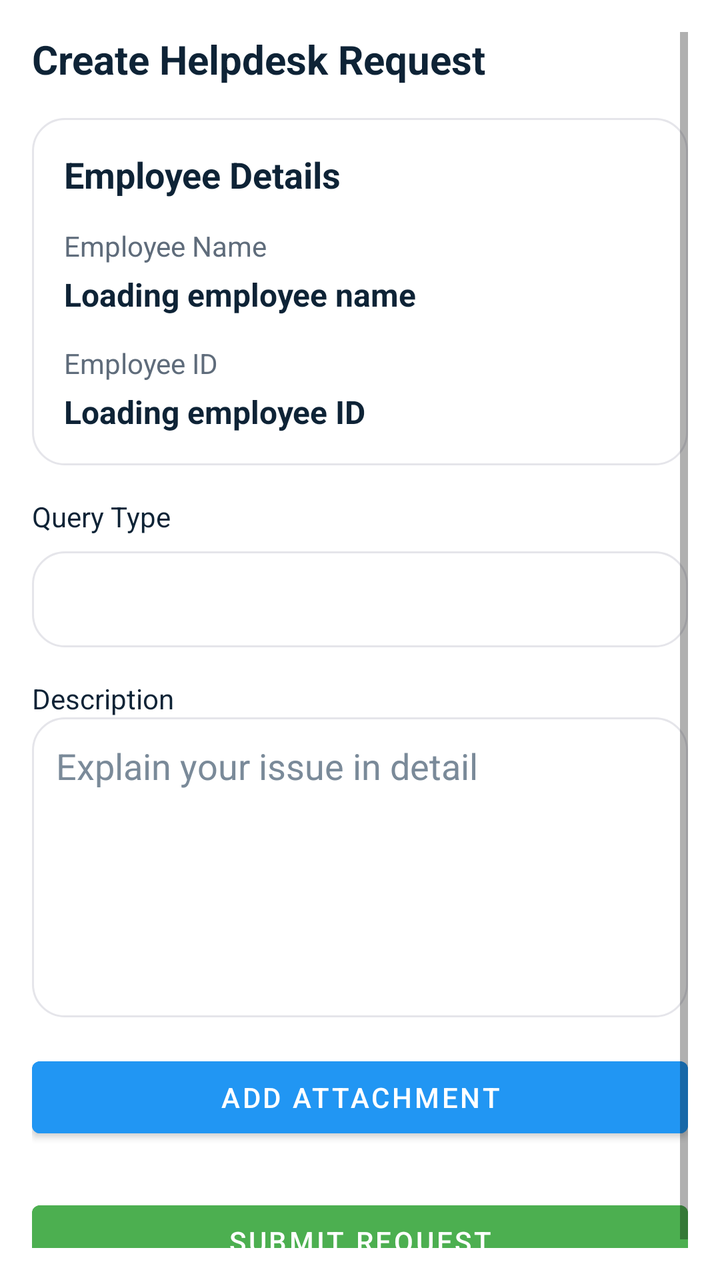
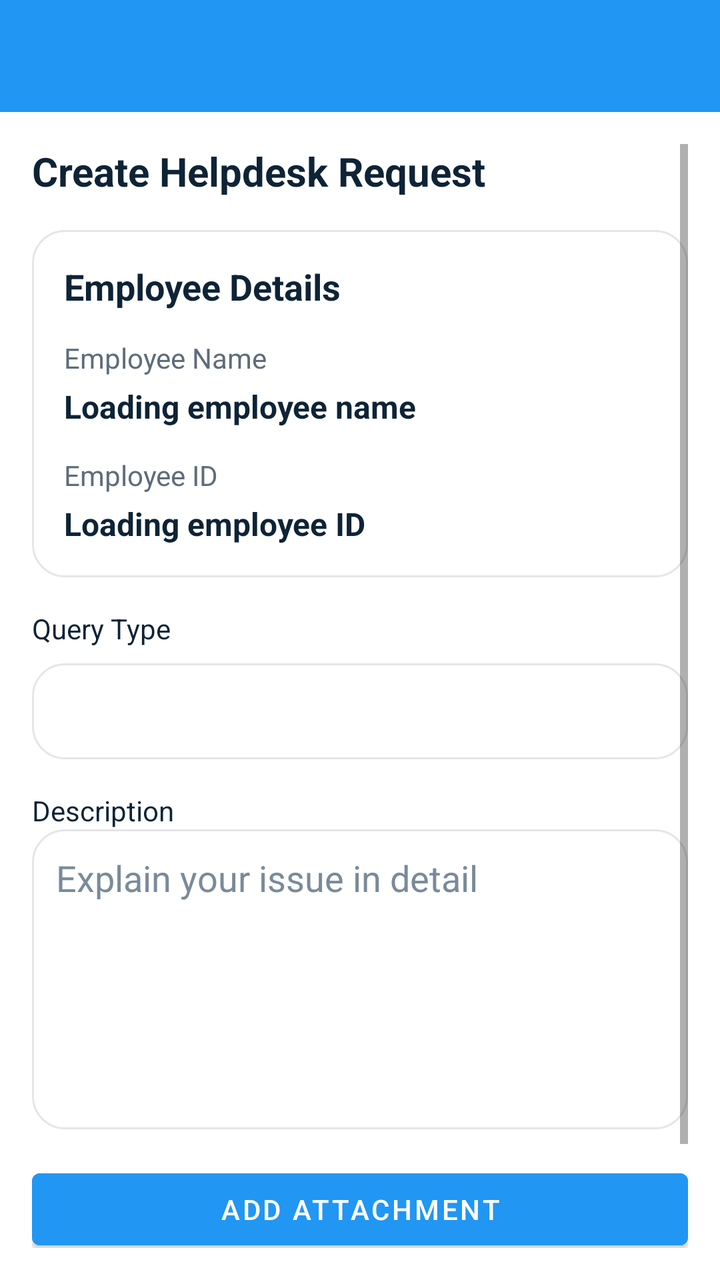

The first picture is an Android layout as it rendered before a commit; the second is the same layout after the commit. The layout source and the unified diff follow.
<!-- AndroidManifest.xml: application theme Theme.YatriApp -->
<!-- res/layout/activity_create_helpdesk_request.xml -->
<?xml version="1.0" encoding="utf-8"?>
<ScrollView xmlns:android="http://schemas.android.com/apk/res/android"
    android:layout_width="match_parent"
    android:layout_height="match_parent"
    android:background="@color/background"
    android:padding="16dp">

    <LinearLayout
        android:layout_width="match_parent"
        android:layout_height="wrap_content"
        android:orientation="vertical">

        <TextView
            android:layout_width="match_parent"
            android:layout_height="wrap_content"
            android:text="@string/create_helpdesk_request"
            android:textColor="@color/text_primary"
            android:textSize="20sp"
            android:textStyle="bold"
            android:layout_marginBottom="16dp" />

        <LinearLayout
            android:layout_width="match_parent"
            android:layout_height="wrap_content"
            android:layout_marginBottom="16dp"
            android:background="@drawable/bg_card"
            android:orientation="vertical"
            android:padding="16dp">

            <TextView
                android:layout_width="match_parent"
                android:layout_height="wrap_content"
                android:text="@string/employee_details"
                android:textColor="@color/text_primary"
                android:textSize="18sp"
                android:textStyle="bold" />

            <TextView
                android:layout_width="match_parent"
                android:layout_height="wrap_content"
                android:layout_marginTop="14dp"
                android:text="@string/employee_name"
                android:textColor="@color/text_label" />

            <TextView
                android:id="@+id/tvEmployeeName"
                android:layout_width="match_parent"
                android:layout_height="wrap_content"
                android:layout_marginTop="4dp"
                android:text="@string/loading_employee_name"
                android:textColor="@color/text_primary"
                android:textSize="16sp"
                android:textStyle="bold" />

            <TextView
                android:layout_width="match_parent"
                android:layout_height="wrap_content"
                android:layout_marginTop="14dp"
                android:text="@string/employee_id"
                android:textColor="@color/text_label" />

            <TextView
                android:id="@+id/tvEmployeeId"
                android:layout_width="match_parent"
                android:layout_height="wrap_content"
                android:layout_marginTop="4dp"
                android:text="@string/loading_employee_id"
                android:textColor="@color/text_primary"
                android:textSize="16sp"
                android:textStyle="bold" />
        </LinearLayout>

        <TextView
            android:layout_width="match_parent"
            android:layout_height="wrap_content"
            android:text="@string/query_type"
            android:textColor="@color/text_primary" />

        <Spinner
            android:id="@+id/spinnerQueryType"
            android:layout_width="match_parent"
            android:layout_height="48dp"
            android:layout_marginTop="8dp"
            android:background="@drawable/bg_card"
            android:padding="8dp"
            android:popupBackground="@color/card_bg" />

        <TextView
            android:layout_width="match_parent"
            android:layout_height="wrap_content"
            android:text="@string/description"
            android:textColor="@color/text_primary"
            android:layout_marginTop="16dp" />

        <EditText
            android:id="@+id/etDescription"
            android:layout_width="match_parent"
            android:layout_height="150dp"
            android:background="@drawable/bg_card"
            android:gravity="top"
            android:padding="12dp"
            android:hint="Explain your issue in detail"
            android:textColor="@color/text_primary"
            android:textColorHint="@color/text_secondary"
            android:inputType="textMultiLine" />

        <Button
            android:id="@+id/btnAttachFile"
            android:layout_width="match_parent"
            android:layout_height="48dp"
            android:text="Add Attachment"
            android:layout_marginTop="16dp"
            android:backgroundTint="@color/blue_500"
            android:textColor="@android:color/white" />

        <LinearLayout
            android:layout_width="match_parent"
            android:layout_height="wrap_content"
            android:orientation="horizontal"
            android:gravity="center_vertical"
            android:layout_marginTop="12dp"
            android:visibility="gone"
            android:id="@+id/attachmentRow">

            <TextView
                android:id="@+id/tvAttachmentName"
                android:layout_width="0dp"
                android:layout_height="wrap_content"
                android:layout_weight="1"
                android:textColor="@color/text_primary" />

            <ImageButton
                android:id="@+id/btnRemoveAttachment"
                android:layout_width="wrap_content"
                android:layout_height="wrap_content"
                android:src="@android:drawable/ic_menu_close_clear_cancel"
                android:background="?attr/selectableItemBackgroundBorderless"
                android:tint="@color/text_secondary"
                android:contentDescription="@string/remove_attachment" />
        </LinearLayout>

        <Button
            android:id="@+id/btnSubmitRequest"
            android:layout_width="match_parent"
            android:layout_height="48dp"
            android:text="Submit Request"
            android:layout_marginTop="24dp"
            android:backgroundTint="@color/green_500"
            android:textColor="@android:color/white" />

        <ProgressBar
            android:id="@+id/progressBar"
            android:layout_width="wrap_content"
            android:layout_height="wrap_content"
            android:layout_gravity="center_horizontal"
            android:visibility="gone"
            android:layout_marginTop="20dp" />
    </LinearLayout>
</ScrollView>
<!-- resources referenced by this layout -->
<resources>
  <color name="background">#FFFFFF</color>
  <color name="blue_500">#2196F3</color>
  <color name="card_bg">#FFFFFFFF</color>
  <color name="green_500">#4CAF50</color>
  <color name="text_label">#5F6C7B</color>
  <color name="text_primary">#0E2336</color>
  <color name="text_secondary">#7A8A99</color>
  <!-- drawable bg_card (drawable) -->
  <?xml version="1.0" encoding="utf-8"?>
  <shape xmlns:android="http://schemas.android.com/apk/res/android"
      android:shape="rectangle">
      <solid android:color="@color/card_bg" />
      <corners android:radius="16dp" />
      <padding android:left="16dp" android:top="16dp" android:right="16dp" android:bottom="16dp" />
      <stroke android:width="1dp" android:color="@color/border" />
  </shape>
  <string name="create_helpdesk_request">Create Helpdesk Request</string>
  <string name="description">Description</string>
  <string name="employee_details">Employee Details</string>
  <string name="employee_id">Employee ID</string>
  <string name="employee_name">Employee Name</string>
  <string name="loading_employee_id">Loading employee ID</string>
  <string name="loading_employee_name">Loading employee name</string>
  <string name="query_type">Query Type</string>
  <string name="remove_attachment">Remove attachment</string>
  <style name="Theme.YatriApp" parent="Theme.MaterialComponents.DayNight.NoActionBar" />
  <color name="border">#E5E5EA</color>
</resources>

<!-- the commit's change to res/layout/activity_create_helpdesk_request.xml (unified diff, before → after) -->
@@ -1,9 +1,21 @@
 <?xml version="1.0" encoding="utf-8"?>
-<ScrollView xmlns:android="http://schemas.android.com/apk/res/android"
+<LinearLayout xmlns:android="http://schemas.android.com/apk/res/android"
     android:layout_width="match_parent"
     android:layout_height="match_parent"
-    android:background="@color/background"
-    android:padding="16dp">
+    android:orientation="vertical"
+    android:background="@color/background">
+
+    <com.google.android.material.appbar.MaterialToolbar
+        android:id="@+id/toolbar"
+        android:layout_width="match_parent"
+        android:layout_height="?attr/actionBarSize"
+        android:background="@color/blue_500"
+        android:titleTextColor="@color/white" />
+
+    <ScrollView
+        android:layout_width="match_parent"
+        android:layout_height="match_parent"
+        android:padding="16dp">
 
     <LinearLayout
         android:layout_width="match_parent"
@@ -99,7 +111,7 @@
             android:background="@drawable/bg_card"
             android:gravity="top"
             android:padding="12dp"
-            android:hint="Explain your issue in detail"
+            android:hint="@string/description_hint"
             android:textColor="@color/text_primary"
             android:textColorHint="@color/text_secondary"
             android:inputType="textMultiLine" />
@@ -108,7 +120,7 @@
             android:id="@+id/btnAttachFile"
             android:layout_width="match_parent"
             android:layout_height="48dp"
-            android:text="Add Attachment"
+            android:text="@string/add_attachment"
             android:layout_marginTop="16dp"
             android:backgroundTint="@color/blue_500"
             android:textColor="@android:color/white" />
@@ -143,7 +155,7 @@
             android:id="@+id/btnSubmitRequest"
             android:layout_width="match_parent"
             android:layout_height="48dp"
-            android:text="Submit Request"
+            android:text="@string/submit_request"
             android:layout_marginTop="24dp"
             android:backgroundTint="@color/green_500"
             android:textColor="@android:color/white" />
@@ -156,4 +168,5 @@
             android:visibility="gone"
             android:layout_marginTop="20dp" />
     </LinearLayout>
-</ScrollView>
+    </ScrollView>
+</LinearLayout>
<!-- resource entries referenced after the edit -->
@@ -7,6 +7,7 @@
   <color name="text_label">#5F6C7B</color>
   <color name="text_primary">#0E2336</color>
   <color name="text_secondary">#7A8A99</color>
+  <color name="white">#FFFFFFFF</color>
   <!-- drawable bg_card (drawable) -->
   <?xml version="1.0" encoding="utf-8"?>
   <shape xmlns:android="http://schemas.android.com/apk/res/android"
@@ -16,8 +17,10 @@
       <padding android:left="16dp" android:top="16dp" android:right="16dp" android:bottom="16dp" />
       <stroke android:width="1dp" android:color="@color/border" />
   </shape>
+  <string name="add_attachment">Add Attachment</string>
   <string name="create_helpdesk_request">Create Helpdesk Request</string>
   <string name="description">Description</string>
+  <string name="description_hint">Explain your issue in detail</string>
   <string name="employee_details">Employee Details</string>
   <string name="employee_id">Employee ID</string>
   <string name="employee_name">Employee Name</string>
@@ -25,6 +28,7 @@
   <string name="loading_employee_name">Loading employee name</string>
   <string name="query_type">Query Type</string>
   <string name="remove_attachment">Remove attachment</string>
+  <string name="submit_request">Submit Request</string>
   <style name="Theme.YatriApp" parent="Theme.MaterialComponents.DayNight.NoActionBar" />
   <color name="border">#E5E5EA</color>
 </resources>
